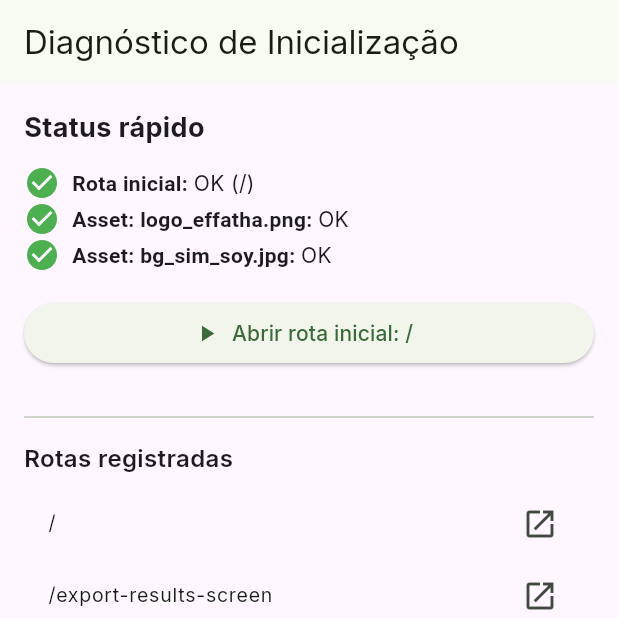
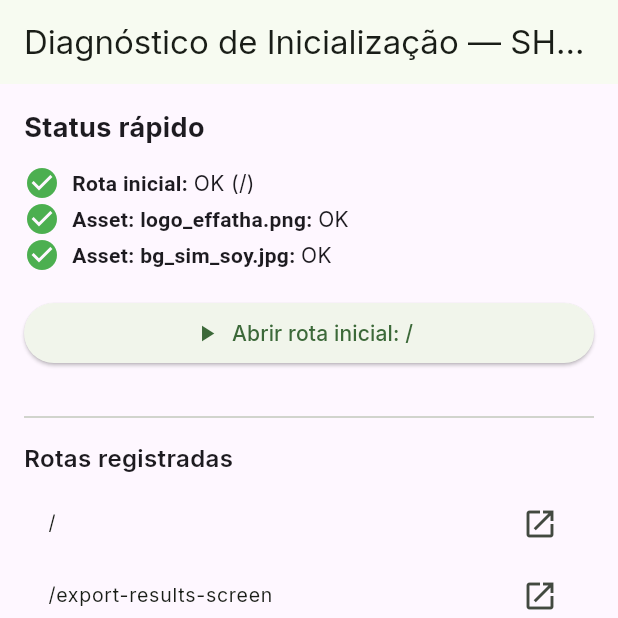
Before and after one commit to lovatorodrigo/effatha_agro_simulator, a Flutter app: the screen it shows after launch, on a phone screen of 412 x 824 dp, the top half of it. Run offline on Flutter 3.47's test engine with Material 3 defaults, Android fonts, the phone set to English and light mode, and no system bars; our stand-ins replace cached_network_image, connectivity_plus, flutter_svg, google_fonts, google_sign_in, image_picker and 5 more; generated files the repository leaves out were written again.

Commit message:
Update main.dart

```diff
--- a/lib/main.dart
+++ b/lib/main.dart
@@ -10,12 +10,15 @@ import 'core/localization/locale_controller.dart';
 import 'package:effatha_agro_simulator/l10n/app_localizations.dart';
 import 'routes/app_routes.dart';
 
-/// LIGA/DESLIGA modo diagnóstico.
-/// true  -> força abrir uma tela simples (_BootProbe_) que testa rotas e assets.
-/// false -> aplica o fluxo normal do app (routes/initialRoute).
+/// MODO DIAGNÓSTICO:
+/// true  -> abre uma tela mínima (_BootProbe_) e NÃO usa initialRoute.
+/// false -> fluxo normal do app (routes + initialRoute).
 const bool kDiag = true;
 
-/// Provider simples para expor o LocaleController na árvore.
+/// SHA do commit (opcional). No Codemagic, passe:
+/// flutter build apk --debug --dart-define=GIT_SHA=$CM_COMMIT
+const String kGitSha = String.fromEnvironment('GIT_SHA', defaultValue: 'unknown');
+
 class _LocaleProvider extends InheritedNotifier<LocaleController> {
   const _LocaleProvider({
     required super.notifier,
@@ -46,14 +49,13 @@ Future<void> _bootstrap() async {
     );
   };
 
-  // Captura erros não tratados fora do Flutter (Dart)
+  // Captura erros fora do Flutter (Dart/native -> evita branco silencioso)
   PlatformDispatcher.instance.onError = (error, stack) {
     debugPrint('Uncaught error: $error');
     debugPrint('$stack');
-    return true; // já tratamos
+    return true; // tratado
   };
 
-  // Carrega locale salvo
   await LocaleController.instance.loadSavedLocale();
 }
 
@@ -61,11 +63,9 @@ void main() async {
   await runZonedGuarded<Future<void>>(
     () async {
       await _bootstrap();
-      final localeCtrl = LocaleController.instance;
-
       runApp(
         _LocaleProvider(
-          notifier: localeCtrl,
+          notifier: LocaleController.instance,
           child: const MyApp(),
         ),
       );
@@ -103,8 +103,8 @@ class MyApp extends StatelessWidget {
   Widget build(BuildContext context) {
     final localeCtrl = _LocaleProvider.of(context);
 
-    // Mostra um cartão de erro em vez de tela branca
-    ErrorWidget.builder = (FlutterErrorDetails details) {
+    // Em vez de branco, mostra cartão de erro com stacktrace
+    ErrorWidget.builder = (details) {
       return Material(
         color: Colors.white,
         child: SafeArea(
@@ -155,24 +155,16 @@ class MyApp extends StatelessWidget {
           ],
           supportedLocales: const [Locale('pt'), Locale('en')],
           locale: localeCtrl.locale,
-
           theme: lightTheme,
           darkTheme: darkTheme,
           themeMode: ThemeMode.system,
 
-          // MODO DIAGNÓSTICO: força abrir uma tela mínima
-          home: kDiag
-              ? _BootProbe(
-                  routes: routes,
-                  initialRoute: initial,
-                )
-              : null,
+          // DIAGNÓSTICO: tela mínima para testar rotas/assets
+          home: kDiag ? _BootProbe(routes: routes, initialRoute: initial) : null,
 
-          // Fluxo normal (quando kDiag = false)
+          // Fluxo normal (quando kDiag=false)
           routes: routes,
-          initialRoute: kDiag
-              ? null
-              : (hasInitial ? initial : _FallbackPage.routeName),
+          initialRoute: kDiag ? null : (hasInitial ? initial : _FallbackPage.routeName),
 
           onUnknownRoute: (settings) => MaterialPageRoute(
             builder: (_) => _FallbackPage(
@@ -186,7 +178,6 @@ class MyApp extends StatelessWidget {
   }
 }
 
-/// Tela mínima para diagnosticar rotas e assets (sem depender de login/assets).
 class _BootProbe extends StatefulWidget {
   final Map<String, WidgetBuilder> routes;
   final String initialRoute;
@@ -213,7 +204,6 @@ class _BootProbeState extends State<_BootProbe> {
   }
 
   Future<void> _runChecks() async {
-    // Verifica se initialRoute existe
     final hasInitial = widget.routes.containsKey(widget.initialRoute);
     setState(() {
       _routeStatus = hasInitial
@@ -221,12 +211,10 @@ class _BootProbeState extends State<_BootProbe> {
           : 'ERRO (rota não encontrada: ${widget.initialRoute})';
     });
 
-    // Testa assets críticos (ajuste os nomes se necessário)
     await _checkAsset('assets/images/logo_effatha.png',
         onOk: () => _logoStatus = 'OK',
         onErr: (e) => _logoStatus = 'ERRO: $e');
 
-    // Testa um background comum (troque a cultura se quiser)
     await _checkAsset('assets/images/bg_sim_soy.jpg',
         onOk: () => _bgStatus = 'OK',
         onErr: (e) => _bgStatus = 'ERRO: $e');
@@ -253,18 +241,15 @@ class _BootProbeState extends State<_BootProbe> {
 
     return Scaffold(
       appBar: AppBar(
-        title: const Text('Diagnóstico de Inicialização'),
+        title: Text('Diagnóstico de Inicialização — SHA: $kGitSha'),
       ),
       body: Padding(
         padding: const EdgeInsets.all(16),
         child: ListView(
           children: [
-            const Text(
-              'Status rápido',
-              style: TextStyle(fontSize: 18, fontWeight: FontWeight.bold),
-            ),
+            const Text('Status rápido',
+                style: TextStyle(fontSize: 18, fontWeight: FontWeight.bold)),
             const SizedBox(height: 12),
-
             _statusTile('Rota inicial', _routeStatus),
             _statusTile('Asset: logo_effatha.png', _logoStatus),
             _statusTile('Asset: bg_sim_soy.jpg', _bgStatus),
@@ -274,20 +259,15 @@ class _BootProbeState extends State<_BootProbe> {
               icon: const Icon(Icons.play_arrow),
               label: Text('Abrir rota inicial: ${widget.initialRoute}'),
               onPressed: widget.routes.containsKey(widget.initialRoute)
-                  ? () {
-                      Navigator.of(context).pushNamed(widget.initialRoute);
-                    }
+                  ? () => Navigator.of(context).pushNamed(widget.initialRoute)
                   : null,
             ),
 
             const SizedBox(height: 24),
             const Divider(),
             const SizedBox(height: 8),
-
-            const Text(
-              'Rotas registradas',
-              style: TextStyle(fontSize: 16, fontWeight: FontWeight.w600),
-            ),
+            const Text('Rotas registradas',
+                style: TextStyle(fontSize: 16, fontWeight: FontWeight.w600)),
             const SizedBox(height: 8),
             ...routesList.map(
               (r) => ListTile(
@@ -306,9 +286,7 @@ class _BootProbeState extends State<_BootProbe> {
   Widget _statusTile(String label, String value) {
     final isOk = value.startsWith('OK');
     final isErr = value.startsWith('ERRO');
-    final color = isOk
-        ? Colors.green
-        : (isErr ? Colors.red : Colors.orange);
+    final color = isOk ? Colors.green : (isErr ? Colors.red : Colors.orange);
 
     return Row(
       children: [
@@ -332,7 +310,6 @@ class _BootProbeState extends State<_BootProbe> {
   }
 }
 
-/// Página fallback caso rota inicial/unknown falhe (usada quando kDiag=false).
 class _FallbackPage extends StatelessWidget {
   static const routeName = '/__fallback__';
   final String? message;
@@ -349,10 +326,7 @@ class _FallbackPage extends StatelessWidget {
         child: ListView(
           children: [
             if (message != null) ...[
-              Text(
-                message!,
-                style: const TextStyle(fontWeight: FontWeight.w600),
-              ),
+              Text(message!, style: const TextStyle(fontWeight: FontWeight.w600)),
               const SizedBox(height: 12),
             ],
             const Text('Rotas registradas:', style: TextStyle(fontSize: 16)),
```
